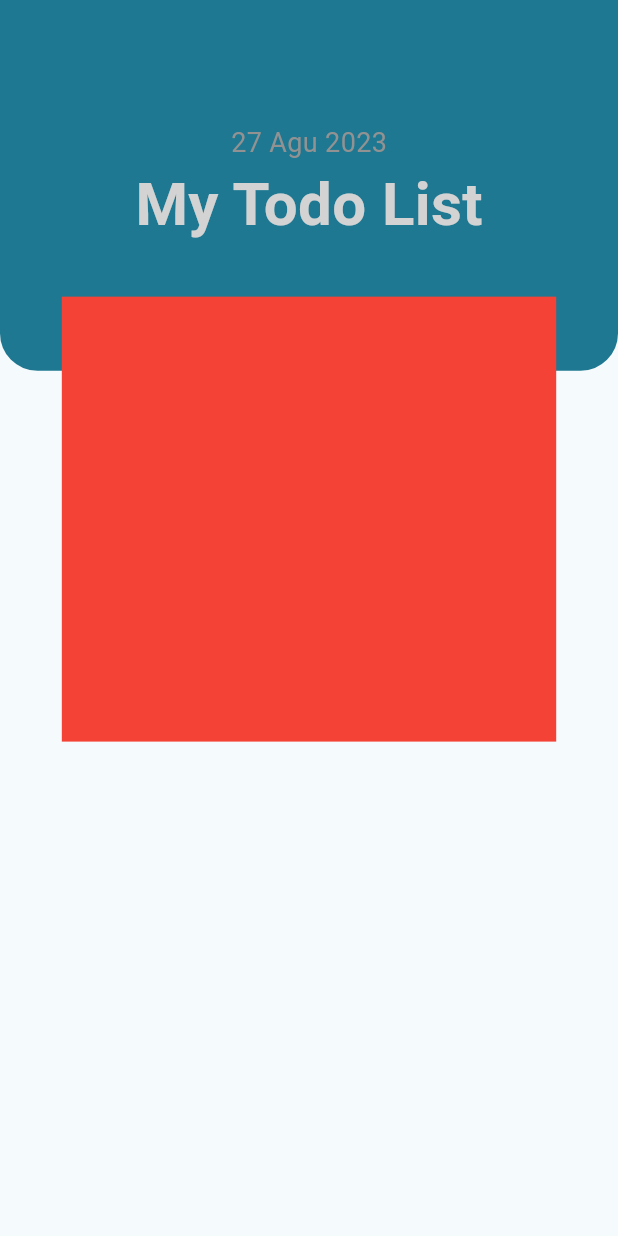
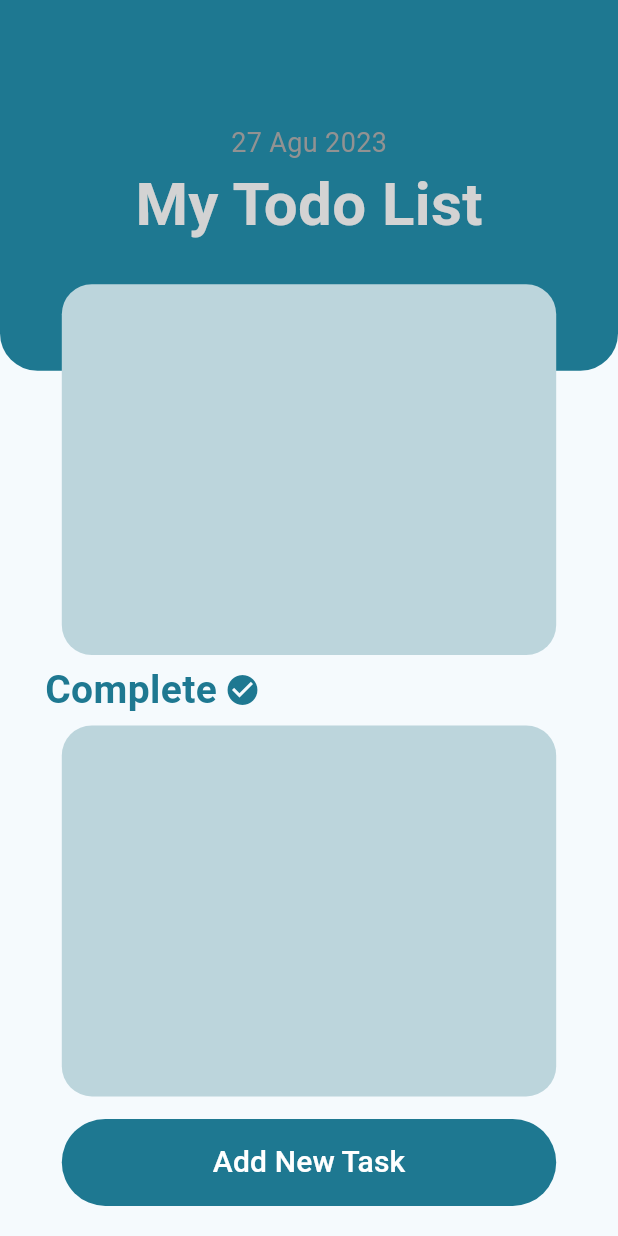
Before and after one commit to MinaYasser100/my-tasks, a Flutter app: the HomeView screen opened by its route, on a phone screen of 412 x 824 dp. Run offline on Flutter 3.47's test engine with Material 3 defaults, Android fonts, the light colour scheme and no system bars; our stand-ins replace lottie.

Commit message:
do home view ui

```diff
--- a/lib/core/utils/constant.dart
+++ b/lib/core/utils/constant.dart
@@ -3,3 +3,5 @@ import 'package:flutter/material.dart';
 const kPrimaryColor = Color.fromARGB(255, 30, 120, 145);
 
 const kLightGrey = Color.fromARGB(255, 211, 211, 211);
+
+const kSecondColor = Color.fromARGB(255, 188, 213, 220);
--- /dev/null
+++ b/lib/features/home/views/widgets/complete_title.dart
@@ -0,0 +1,34 @@
+import 'package:flutter/material.dart';
+import 'package:my_tasks/core/utils/constant.dart';
+
+class CompleteTitle extends StatelessWidget {
+  const CompleteTitle({
+    super.key,
+  });
+
+  @override
+  Widget build(BuildContext context) {
+    return const Row(
+      children: [
+        Padding(
+          padding: EdgeInsets.only(left: 30, top: 5, bottom: 5),
+          child: Text(
+            'Complete',
+            style: TextStyle(
+              fontSize: 26,
+              fontWeight: FontWeight.bold,
+              color: kPrimaryColor,
+            ),
+          ),
+        ),
+        SizedBox(
+          width: 5,
+        ),
+        Icon(
+          Icons.check_circle,
+          color: kPrimaryColor,
+        )
+      ],
+    );
+  }
+}
--- /dev/null
+++ b/lib/features/home/views/widgets/done_tasks.dart
@@ -0,0 +1,20 @@
+import 'package:flutter/material.dart';
+import 'package:my_tasks/core/utils/constant.dart';
+
+class DoneTasks extends StatelessWidget {
+  const DoneTasks({
+    super.key,
+  });
+
+  @override
+  Widget build(BuildContext context) {
+    return Container(
+      width: MediaQuery.of(context).size.width * 0.8,
+      height: MediaQuery.of(context).size.height * 0.30,
+      decoration: const BoxDecoration(
+        color: kSecondColor,
+        borderRadius: BorderRadius.all(Radius.circular(20)),
+      ),
+    );
+  }
+}
--- a/lib/features/home/views/widgets/home_view_body.dart
+++ b/lib/features/home/views/widgets/home_view_body.dart
@@ -1,27 +1,39 @@
 import 'package:flutter/material.dart';
+import 'package:my_tasks/features/splash_view/views/widgets/custom_button.dart';
+import 'complete_title.dart';
+import 'done_tasks.dart';
 import 'initial_home_view.dart';
+import 'not_done_tasks.dart';
 
 class HomeViewBody extends StatelessWidget {
   const HomeViewBody({super.key});
 
   @override
   Widget build(BuildContext context) {
-    return SizedBox(
-      height: MediaQuery.of(context).size.height * 0.6,
-      child: Stack(
+    return Column(
+      children: [
+        SizedBox(
+          height: MediaQuery.of(context).size.height * 0.53,
+          child: const Stack(
             alignment: Alignment.bottomCenter,
             children: [
-          const Align(
+              Align(
                 alignment: Alignment.topCenter,
                 child: InitialHomeWidget(),
               ),
-          Container(
-            width: MediaQuery.of(context).size.width * 0.8,
-            height: MediaQuery.of(context).size.height * 0.36,
-            color: Colors.red,
+              NotDoneTasks(),
+            ],
+          ),
+        ),
+        const CompleteTitle(),
+        const DoneTasks(),
+        Padding(
+          padding: const EdgeInsets.symmetric(vertical: 15),
+          child: CustomButton(
+              text: 'Add New Task',
+              width: MediaQuery.of(context).size.width * 0.8),
         )
       ],
-      ),
     );
   }
 }
--- /dev/null
+++ b/lib/features/home/views/widgets/not_done_tasks.dart
@@ -0,0 +1,20 @@
+import 'package:flutter/material.dart';
+import 'package:my_tasks/core/utils/constant.dart';
+
+class NotDoneTasks extends StatelessWidget {
+  const NotDoneTasks({
+    super.key,
+  });
+
+  @override
+  Widget build(BuildContext context) {
+    return Container(
+      width: MediaQuery.of(context).size.width * 0.8,
+      height: MediaQuery.of(context).size.height * 0.30,
+      decoration: const BoxDecoration(
+        color: kSecondColor,
+        borderRadius: BorderRadius.all(Radius.circular(20)),
+      ),
+    );
+  }
+}
```
Lines whose indentation alone changed are shown as unchanged.
